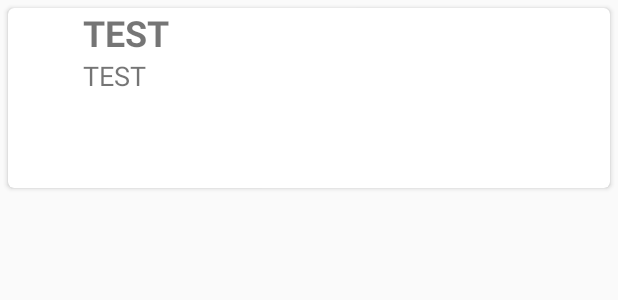
After one commit to SanchelliosProg/countries_template, an Android app: the layout country_card.xml on its own in the app's theme, with its tools: preview values and no code run, on a phone screen of 412 x 824 dp. The commit adds this screen. Shown: the top 300 px of the screen. Run offline under Robolectric (Android 15) with nearby library versions, the phone set to English and light mode, and no system bars.

Commit message:
Almost added the RecyclerView

```diff
--- a/app/build.gradle
+++ b/app/build.gradle
@@ -23,4 +23,6 @@ dependencies {
     compile fileTree(dir: 'libs', include: ['*.jar'])
     testCompile 'junit:junit:4.12'
     compile 'com.android.support:appcompat-v7:23.1.1'
+    compile 'com.android.support:recyclerview-v7:23.1.1'
+    compile 'com.android.support:cardview-v7:23.1.1'
 }
--- /dev/null
+++ b/app/src/main/res/layout/country_card.xml
@@ -0,0 +1,38 @@
+<?xml version="1.0" encoding="utf-8"?>
+<android.support.v7.widget.CardView xmlns:android="http://schemas.android.com/apk/res/android"
+    android:layout_width="match_parent"
+    android:layout_height="120dp"
+    xmlns:card_view="http://schemas.android.com/apk/res-auto"
+    android:layout_margin="5dp"
+    card_view:cardCornerRadius="4dp">
+
+    <RelativeLayout
+        android:layout_width="match_parent"
+        android:layout_height="match_parent">
+
+        <ImageView
+            android:id="@+id/small_flags"
+            android:layout_width="50dp"
+            android:layout_height="wrap_content" />
+
+        <TextView
+            android:id="@+id/country_name"
+            android:text="TEST"
+            android:layout_width="wrap_content"
+            android:layout_height="wrap_content"
+            android:textSize="24sp"
+            android:textStyle="bold"
+            android:layout_alignParentTop="true"
+            android:layout_toEndOf="@+id/small_flags" />
+
+        <TextView
+            android:id="@+id/continent"
+            android:text="TEST"
+            android:layout_width="wrap_content"
+            android:layout_height="wrap_content"
+            android:textSize="18sp"
+            android:layout_below="@+id/country_name"
+            android:layout_alignStart="@+id/country_name" />
+    </RelativeLayout>
+
+</android.support.v7.widget.CardView>
```
Also changed, not shown: app/src/main/java/com/templates/sanchellios/countries/ContinentConst.java (added, +12 -0 lines), app/src/main/java/com/templates/sanchellios/countries/Country.java (+38 -0 lines), app/src/main/java/com/templates/sanchellios/countries/CountryFragment.java (added, +17 -0 lines), app/src/main/java/com/templates/sanchellios/countries/CountryInternetResources.java (+12 -0 lines), app/src/main/java/com/templates/sanchellios/countries/CountryViewAdapter.java (added, +54 -0 lines), app/src/main/java/com/templates/sanchellios/countries/DbHelper.java (+48 -1 lines), app/src/main/res/layout/activity_main.xml (+4 -14 lines), app/src/main/res/layout/country_recycler.xml (added, +9 -0 lines), 1 other file.
